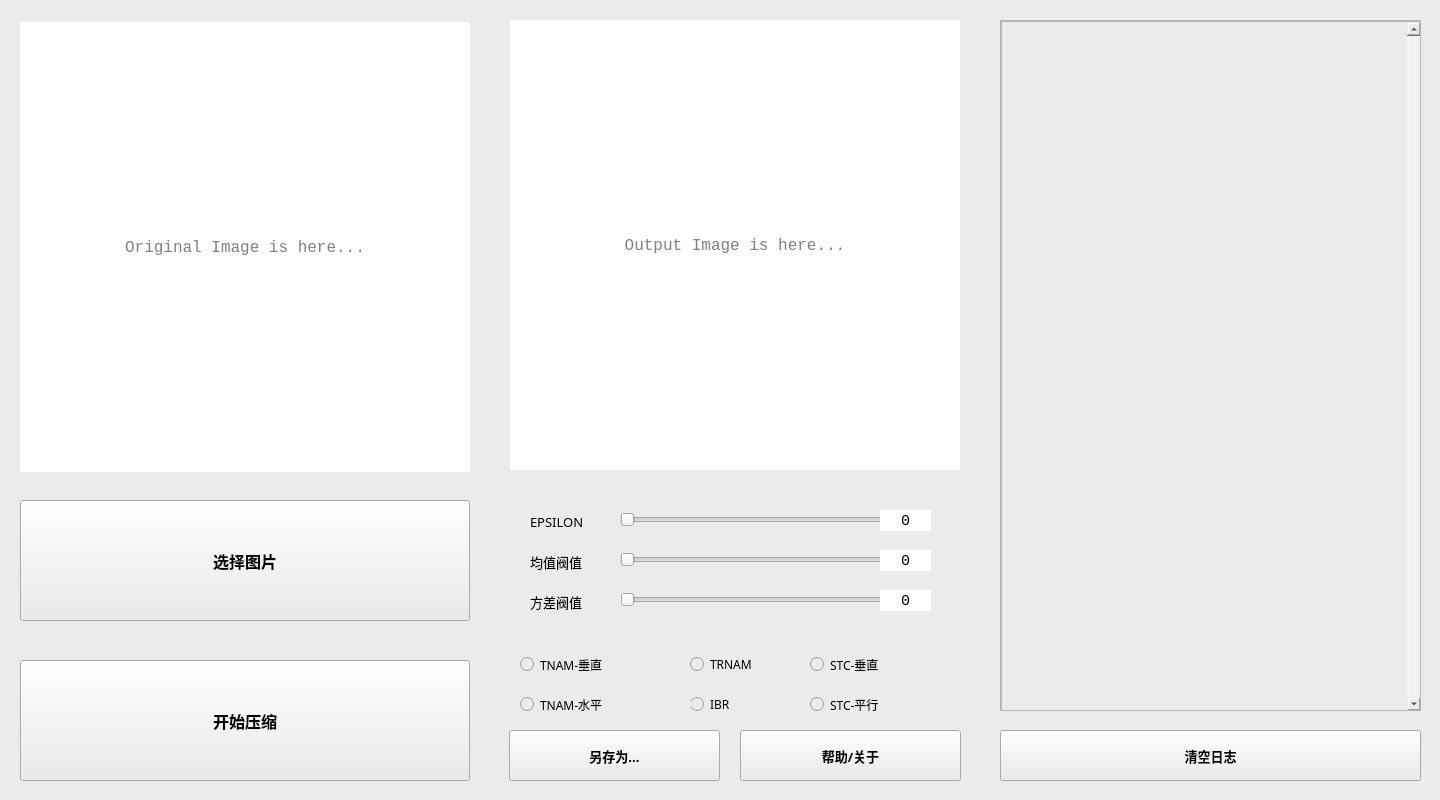
First picture: the form in widget.ui, repository HIBIKl/CPP_Homework, before the edit.
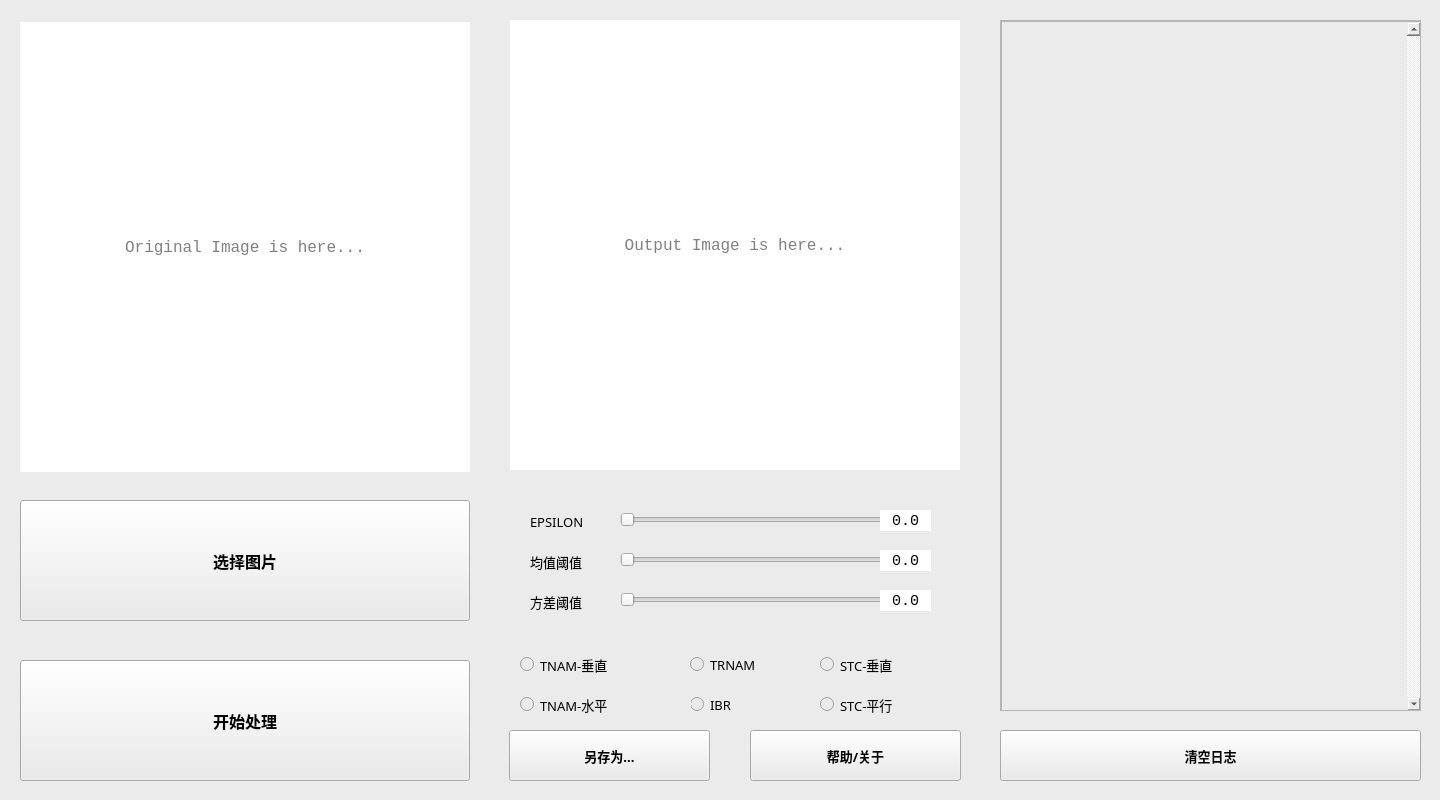
Second picture: the form after the edit. Custom widgets are drawn as their Qt base class.

Diff of the .ui file:
```diff
--- a/widget.ui
+++ b/widget.ui
@@ -74,7 +74,7 @@
      </font>
     </property>
     <property name="text">
-     <string>开始压缩</string>
+     <string>开始处理</string>
     </property>
    </widget>
    <widget class="QtMaterialRaisedButton" name="saveImage">
@@ -82,7 +82,7 @@
      <rect>
       <x>509</x>
       <y>730</y>
-      <width>211</width>
+      <width>201</width>
       <height>51</height>
      </rect>
     </property>
@@ -129,7 +129,7 @@
     <property name="font">
      <font>
       <family>微软雅黑</family>
-      <pointsize>9</pointsize>
+      <pointsize>10</pointsize>
       <bold>false</bold>
      </font>
     </property>
@@ -149,7 +149,7 @@
     <property name="font">
      <font>
       <family>微软雅黑</family>
-      <pointsize>9</pointsize>
+      <pointsize>10</pointsize>
       <bold>false</bold>
       <kerning>true</kerning>
      </font>
@@ -176,7 +176,7 @@
     <property name="font">
      <font>
       <family>微软雅黑</family>
-      <pointsize>9</pointsize>
+      <pointsize>10</pointsize>
       <bold>false</bold>
      </font>
     </property>
@@ -196,7 +196,7 @@
     <property name="font">
      <font>
       <family>微软雅黑</family>
-      <pointsize>9</pointsize>
+      <pointsize>10</pointsize>
       <bold>false</bold>
      </font>
     </property>
@@ -207,7 +207,7 @@
    <widget class="QtMaterialRadioButton" name="algorithm_stc_vertical">
     <property name="geometry">
      <rect>
-      <x>810</x>
+      <x>820</x>
       <y>651</y>
       <width>131</width>
       <height>27</height>
@@ -216,7 +216,7 @@
     <property name="font">
      <font>
       <family>微软雅黑</family>
-      <pointsize>9</pointsize>
+      <pointsize>10</pointsize>
       <bold>false</bold>
      </font>
     </property>
@@ -275,9 +275,9 @@
    <widget class="QtMaterialRaisedButton" name="helpCenter">
     <property name="geometry">
      <rect>
-      <x>740</x>
+      <x>750</x>
       <y>730</y>
-      <width>221</width>
+      <width>211</width>
       <height>51</height>
      </rect>
     </property>
@@ -427,7 +427,7 @@
      </font>
     </property>
     <property name="text">
-     <string>方差阀值</string>
+     <string>方差阈值</string>
     </property>
    </widget>
    <widget class="QLabel" name="label_4">
@@ -447,7 +447,7 @@
      </font>
     </property>
     <property name="text">
-     <string>均值阀值</string>
+     <string>均值阈值</string>
     </property>
    </widget>
    <widget class="QtMaterialSlider" name="mean_value_slider">
@@ -549,7 +549,7 @@
      <string notr="true">background-color: rgb(255, 255, 255);</string>
     </property>
     <property name="text">
-     <string>0</string>
+     <string>0.0</string>
     </property>
     <property name="alignment">
      <set>Qt::AlignCenter</set>
@@ -575,7 +575,7 @@
      <string notr="true">background-color: rgb(255, 255, 255);</string>
     </property>
     <property name="text">
-     <string>0</string>
+     <string>0.0</string>
     </property>
     <property name="alignment">
      <set>Qt::AlignCenter</set>
@@ -601,7 +601,7 @@
      <string notr="true">background-color: rgb(255, 255, 255);</string>
     </property>
     <property name="text">
-     <string>0</string>
+     <string>0.0</string>
     </property>
     <property name="alignment">
      <set>Qt::AlignCenter</set>
@@ -610,7 +610,7 @@
    <widget class="QtMaterialRadioButton" name="algorithm_stc_horizonal">
     <property name="geometry">
      <rect>
-      <x>810</x>
+      <x>820</x>
       <y>691</y>
       <width>131</width>
       <height>27</height>
@@ -619,7 +619,7 @@
     <property name="font">
      <font>
       <family>微软雅黑</family>
-      <pointsize>9</pointsize>
+      <pointsize>10</pointsize>
      </font>
     </property>
     <property name="text">
```
Left out of the diff: 6 changed lines with no effect on the pictures.
